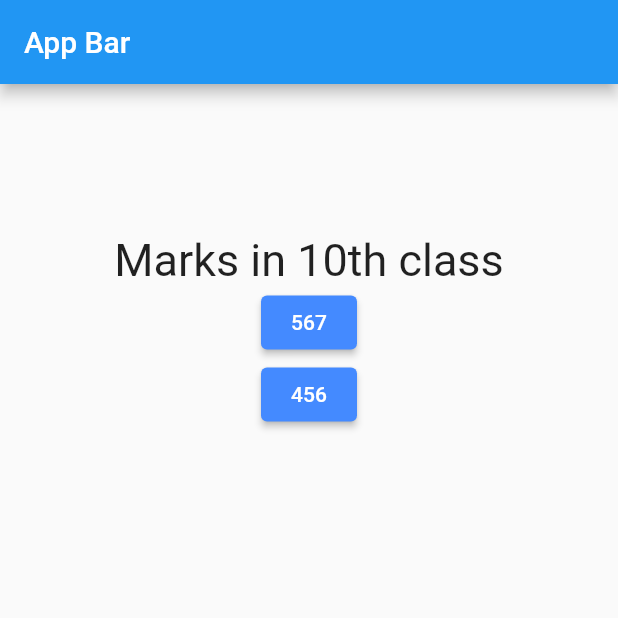
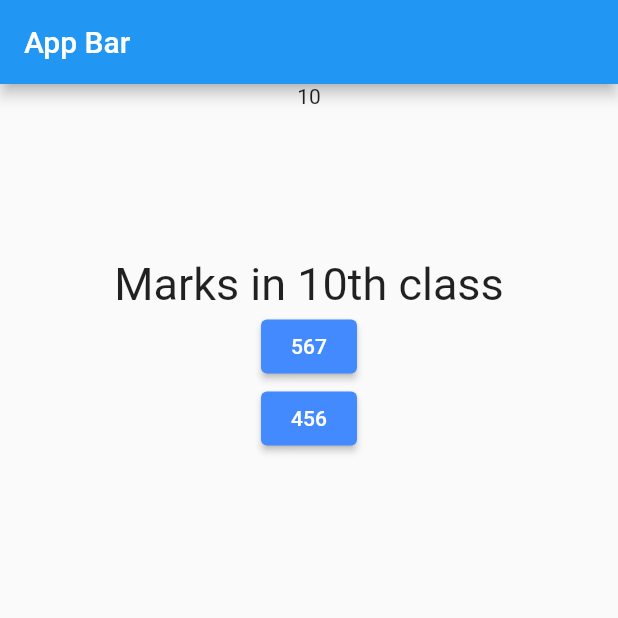
Before and after one commit to himanshurahi/Flutter, a Flutter app: the screen it shows after launch, after a tap on "Sonipat", on a phone screen of 412 x 824 dp, the top half of it. Run offline on Flutter 3.47's test engine with Material 2 defaults, Android fonts, the phone set to English and light mode, and no system bars.

Commit message:
Cal Score

```diff
--- a/lib/answer.dart
+++ b/lib/answer.dart
@@ -12,7 +12,7 @@ class Answer extends StatelessWidget {
       child: ElevatedButton(
         style: ElevatedButton.styleFrom(primary: Colors.blueAccent),
         child: Text(AnswerText),
-        onPressed: AnswerPressed,
+        onPressed: (AnswerPressed),
       ),
     );
   }
--- a/lib/main.dart
+++ b/lib/main.dart
@@ -1,6 +1,7 @@
 import 'package:flutter/material.dart';
 import './question.dart';
 import './answer.dart';
+import 'package:flutter/foundation.dart';
 
 void main() {
   runApp(MyApp());
@@ -14,39 +15,58 @@ class MyApp extends StatefulWidget {
 }
 
 class MyAppState extends State<MyApp> {
-  var qindex = 0;
+  var questions = [
+    {
+      'questionText': 'Your City',
+      'answers': ['Sonipat', 'New Delhi'],
+      'score': 10
+    },
+    {
+      'questionText': 'Marks in 10th class',
+      'answers': ['567', '456'],
+      'score': 15
+    },
+    {
+      'questionText': 'Fav Animal',
+      'answers': ['Dog', 'Cat'],
+      'score': 25
+    },
+  ];
+  int qindex = 0;
+  int totalScore = 0;
   void answer() {
+    if (qindex <= questions.length - 1) {
+      totalScore += questions[qindex]['score'] as int;
+    }
+
     setState(() {
       qindex = qindex + 1;
     });
   }
-
-  var questions = [
-    {
-      'questionText': 'Your City',
-      'answers': ['Sonipat', 'New Delhi']
-    },
-    {
-      'questionText': 'Marks in 10th class',
-      'answers': ['567', '456']
-    },
-    {
-      'questionText': 'Fav Animal',
-      'answers': ['Dog', 'Cat']
-    },
-  ];
 
   @override
   Widget build(BuildContext context) {
     return MaterialApp(
         home: Scaffold(
       appBar: AppBar(title: Text("App Bar")),
-      body: Column(
+      body: qindex <= questions.length - 1
+          ? Column(
               children: [
+                Text(totalScore.toString()),
                 Question(questions[qindex]['questionText']),
                 ...(questions[qindex]['answers'] as List)
                     .map((ans) => Answer(answer, ans))
               ],
+            )
+          : Center(
+              child: Column(
+                mainAxisAlignment: MainAxisAlignment.center,
+                children: [
+                  Text(
+                    'data',
+                  ),
+                ],
+              ),
             ),
     ));
   }
```
Lines whose indentation alone changed are shown as unchanged.
